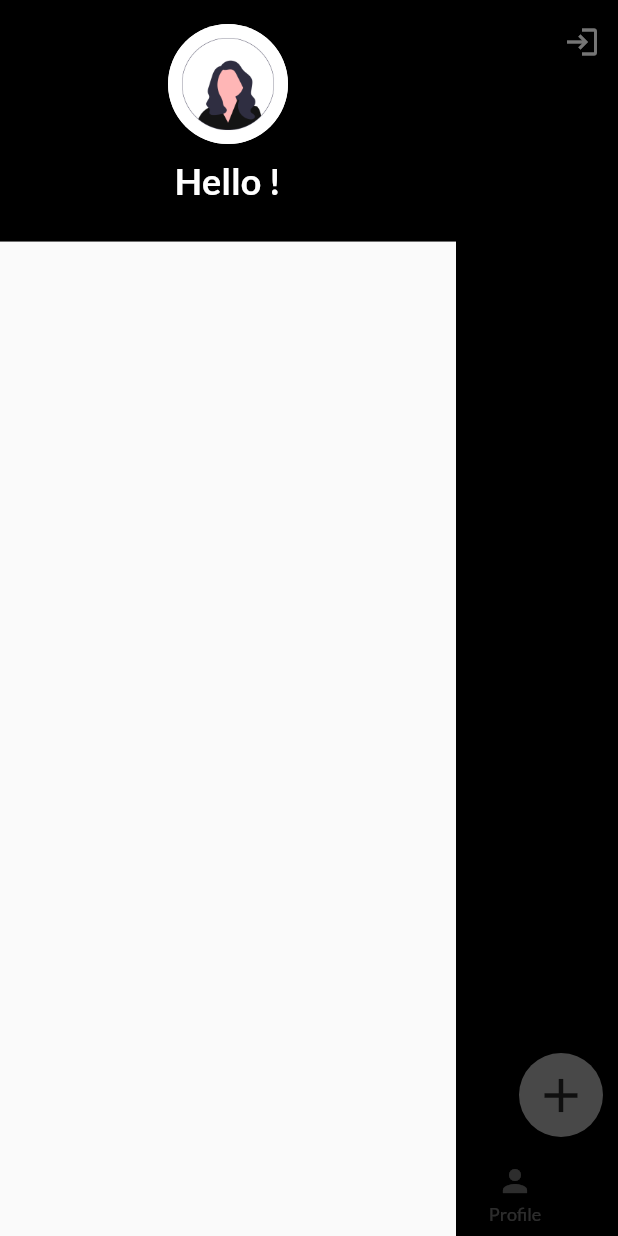
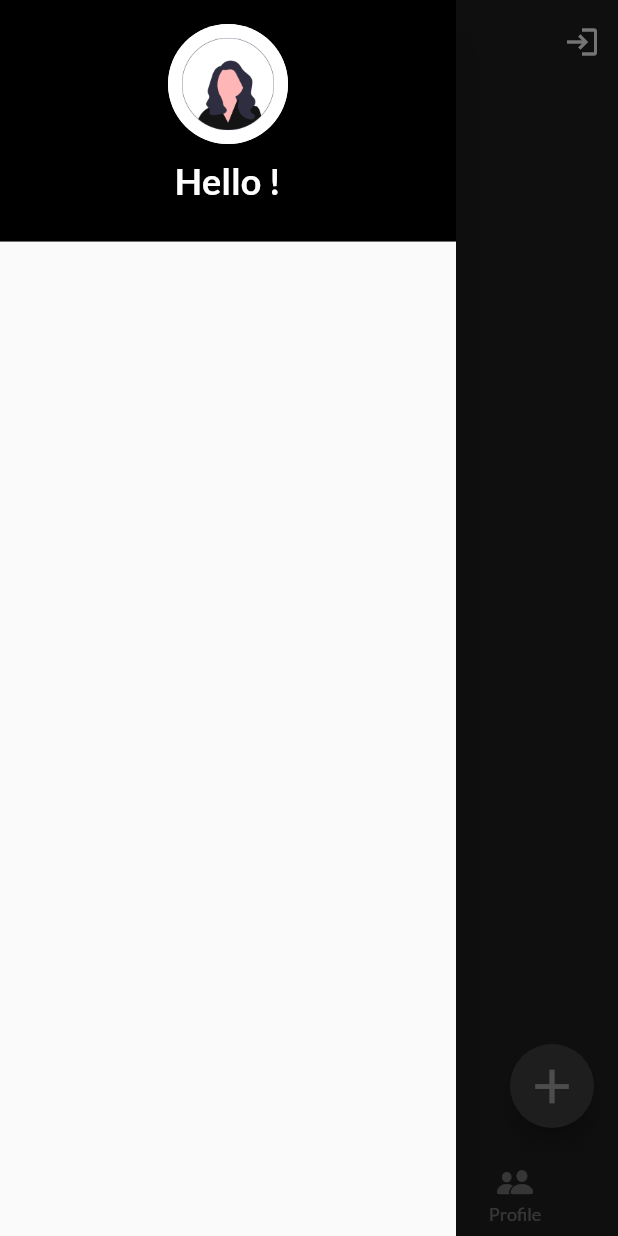
Before and after one commit to rishabhky/society_app, a Flutter app: the AdminHome screen opened directly with empty values, with the side drawer open, on a phone screen of 412 x 824 dp. Run offline on Flutter 3.47's test engine with Material 2 defaults, Android fonts, the phone set to English and light mode, and no system bars; our stand-ins replace cloud_firestore, firebase_auth, firebase_core, fluttertoast, google_fonts; missing offline and left inert: razorpay_flutter; accounts and stored records are empty.

Commit message:
floating_button_fixed

```diff
--- a/lib/pages/Admin_notice.dart
+++ b/lib/pages/Admin_notice.dart
@@ -187,7 +187,9 @@ class _AdminNoticeBoardState extends State<AdminNoticeBoard> {
 
   @override
   Widget build(BuildContext context) {
-    return Column(
+    return Scaffold(
+      backgroundColor: Colors.grey.shade900,
+      body: Column(
         children: [
           SizedBox(height: 20),
           Expanded(
@@ -207,7 +209,8 @@ class _AdminNoticeBoardState extends State<AdminNoticeBoard> {
                 return ListView.builder(
                   itemCount: notices.length,
                   itemBuilder: (context, index) {
-                  final notice = notices[index].data() as Map<String, dynamic>;
+                    final notice =
+                        notices[index].data() as Map<String, dynamic>;
                     final noticeText = notice['text'] as String?;
                     final title = notice['title'] as String?;
                     final noticeId = notices[index].id;
@@ -254,22 +257,18 @@ class _AdminNoticeBoardState extends State<AdminNoticeBoard> {
               },
             ),
           ),
-        Padding(
-          padding: const EdgeInsets.all(10.0),
-          child: Align(
-            alignment: Alignment.bottomRight,
-            child: FloatingActionButton(
+        ],
+      ),
+      floatingActionButton: FloatingActionButton(
+        backgroundColor: Colors.grey.shade800,
+        onPressed: _showAddNoticeDialog,
         key: UniqueKey(),
-              onPressed: _showAddNoticeDialog,
         child: Icon(
           Icons.add,
           size: 38,
-                color: Colors.grey.shade900,
+          color: Colors.white54,
         ),
       ),
-          ),
-        ),
-      ],
     );
   }
 }
--- a/lib/pages/admin_home.dart
+++ b/lib/pages/admin_home.dart
@@ -1,4 +1,6 @@
 import 'package:cloud_firestore/cloud_firestore.dart';
+
+import 'package:flutter/cupertino.dart';
 import 'package:flutter/material.dart';
 import 'package:firebase_auth/firebase_auth.dart';
 import 'package:fluttertoast/fluttertoast.dart';
@@ -94,16 +96,18 @@ class _AdminHomeState extends State<AdminHome> {
 
   Widget _getSelectedScreen(int index) {
     if (index == 0) {
-      return NoticeBoardScreen(isAdmin: true);
+      return SafeArea(child: NoticeBoardScreen(isAdmin: true));
     } else if (index == 1) {
-      return MaintenanceScreen(
+      return SafeArea(
+        child: MaintenanceScreen(
           username: widget.username,
           predefinedAmount: predefinedAmount,
           razorpay: _razorpay,
           flatNumber: flatNumber,
+        ),
       );
     } else if (index == 2) {
-      return ProfileScreen(username: widget.username);
+      return SafeArea(child: ProfileScreen(username: widget.username));
     } else {
       return Container(); // Placeholder, add other screens as needed
     }
@@ -112,8 +116,9 @@ class _AdminHomeState extends State<AdminHome> {
   @override
   Widget build(BuildContext context) {
     return Scaffold(
-      backgroundColor: Colors.black,
+      backgroundColor: Colors.grey.shade900,
       appBar: AppBar(
+        elevation: 0,
         iconTheme: const IconThemeData(color: Colors.white),
         actions: [
           IconButton(
@@ -125,11 +130,24 @@ class _AdminHomeState extends State<AdminHome> {
             },
           ),
         ],
-        backgroundColor: Colors.black,
-        title: const Center(
+        backgroundColor: Colors.grey.shade900,
+        title: Center(
+          child: GlowingOverscrollIndicator(
+            axisDirection: AxisDirection.down,
+            color: Colors.white,
             child: Text(
               "Admin",
-            style: TextStyle(color: Colors.white, fontWeight: FontWeight.bold),
+              style: GoogleFonts.poppins(
+                  color: Colors.white,
+                  fontWeight: FontWeight.w500,
+                  shadows: [
+                    const Shadow(
+                      offset: Offset(0, 1),
+                      blurRadius: 7,
+                      color: Colors.white,
+                    ),
+                  ]),
+            ),
           ),
         ),
       ),
@@ -139,22 +157,24 @@ class _AdminHomeState extends State<AdminHome> {
         ],
       ),
       bottomNavigationBar: BottomNavigationBar(
+        enableFeedback: false,
         selectedLabelStyle: const TextStyle(color: Colors.white),
         selectedIconTheme: const IconThemeData(color: Colors.white),
         unselectedIconTheme: const IconThemeData(color: Colors.white38),
         unselectedLabelStyle: const TextStyle(color: Colors.white),
-        backgroundColor: Colors.black,
+        backgroundColor: Colors.grey.shade900,
+        elevation: 10,
         items: const <BottomNavigationBarItem>[
           BottomNavigationBarItem(
-            icon: Icon(Icons.notification_important),
+            icon: Icon(CupertinoIcons.bell),
             label: 'Notice',
           ),
           BottomNavigationBarItem(
-            icon: Icon(Icons.home_repair_service),
+            icon: Icon(CupertinoIcons.home),
             label: 'Maintenance',
           ),
           BottomNavigationBarItem(
-            icon: Icon(Icons.person),
+            icon: Icon(CupertinoIcons.person_2_fill),
             label: 'Profile',
           ),
         ],
@@ -267,7 +287,7 @@ class MaintenanceScreen extends StatelessWidget {
                     fontSize: 14,
                     fontWeight: FontWeight.bold),
               ),
-            )
+            ),
           ],
         ),
       ),
@@ -298,10 +318,10 @@ class NoticeBoardScreen extends StatelessWidget {
                 color: Colors.white,
                 fontWeight: FontWeight.w300,
                 shadows: [
-                  Shadow(
-                    offset: Offset(0, 2), // Change the values as needed
-                    blurRadius: 10, // Change the value as needed
-                    color: Colors.white, // Change the color as needed
+                  const Shadow(
+                    offset: Offset(0, 2),
+                    blurRadius: 10,
+                    color: Colors.white,
                   ),
                 ],
               ),
```
Lines whose indentation alone changed are shown as unchanged.
